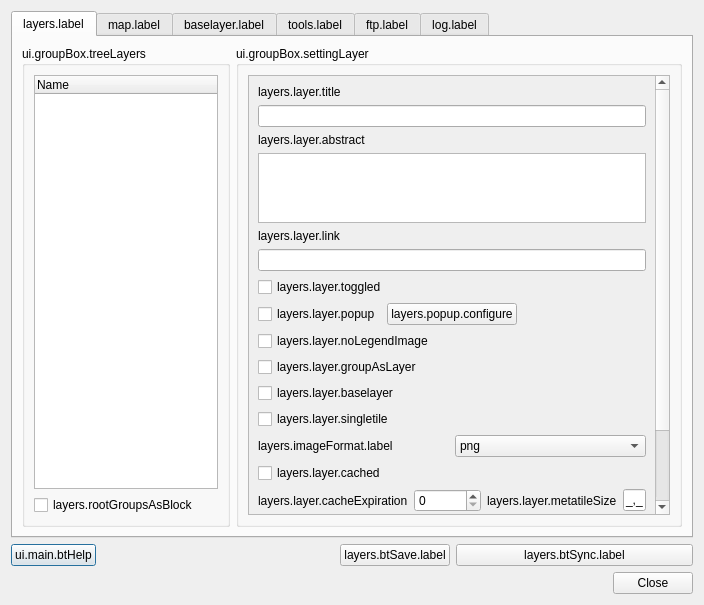
The window that ui_lizmap.ui (3liz/lizmap-plugin) describes before a commit, drawn with Qt 5.
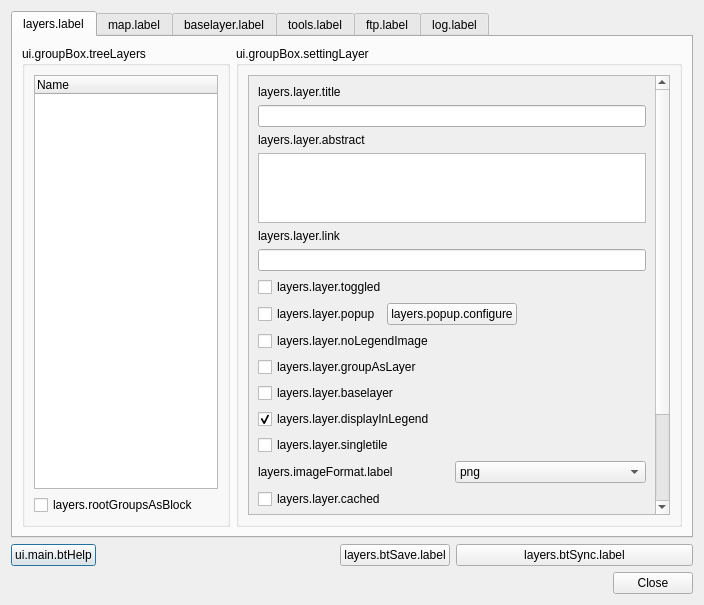
The same window after the commit.

Commit message:
New feature - hide layer in Legend but displayed in map
* A layer can be displayed in the map but hidden in the legend tree, for example a mask
* A group, which is "group as layer" can also benefit from this feature

```diff
--- a/ui_lizmap.ui
+++ b/ui_lizmap.ui
@@ -92,7 +92,7 @@
                <x>0</x>
                <y>-190</y>
                <width>535</width>
-               <height>604</height>
+               <height>632</height>
               </rect>
              </property>
              <layout class="QGridLayout" name="gridLayout_20">
@@ -194,6 +194,16 @@
                   </property>
                  </widget>
                 </item>
+                <item>
+                 <widget class="QCheckBox" name="cbDisplayInLegend">
+                  <property name="text">
+                   <string>layers.layer.displayInLegend</string>
+                  </property>
+                  <property name="checked">
+                   <bool>true</bool>
+                  </property>
+                 </widget>
+                </item>
                 <item>
                  <widget class="QCheckBox" name="cbSingleTile">
                   <property name="text">
```
Left out of the diff: 7 changed lines with no effect on the pictures. The commit also changes 8 other files.
